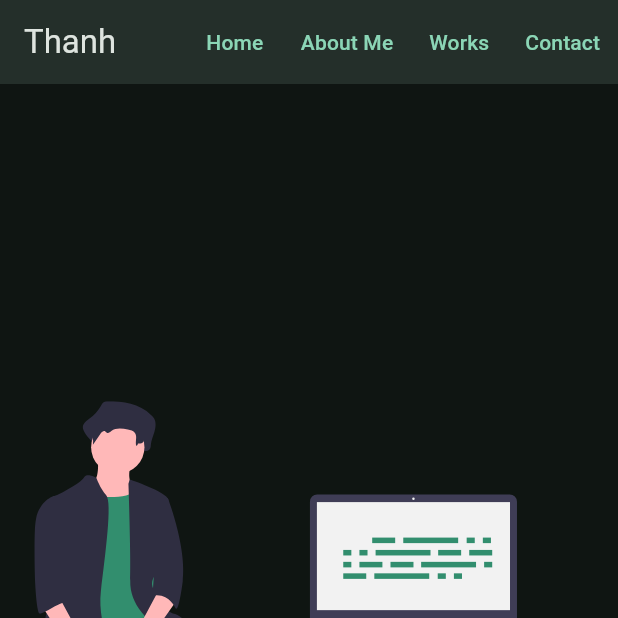
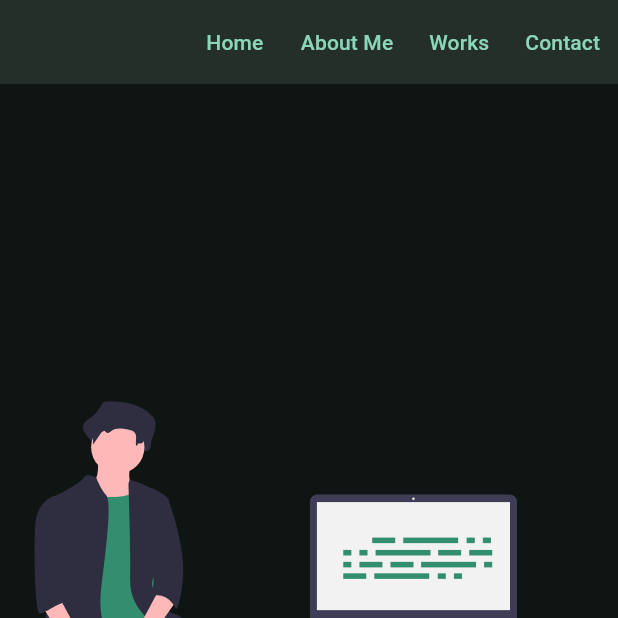
Before and after one commit to ThanhPhungTien/thanh_portfolio, a Flutter app: the screen it shows after launch, scrolled down 576 dp, after a tap on the "arrow downward" icon, on a phone screen of 412 x 824 dp, the top half of it. Run offline on Flutter 3.47's test engine with Material 3 defaults, Android fonts, the phone set to English and light mode, and no system bars; our stand-ins replace flutter_svg.

Commit message:
update ui

```diff
--- a/lib/presentation/home_page.dart
+++ b/lib/presentation/home_page.dart
@@ -69,7 +69,6 @@ class _HomePageState extends State<HomePage>
     return Scaffold(
       appBar: AppBar(
         centerTitle: false,
-        title: const Text('Thanh'),
         actions: [
           TextButton(onPressed: () => openPage(0), child: Text('Home')),
           TextButton(onPressed: () => openPage(1), child: Text('About Me')),
@@ -111,18 +110,21 @@ class _HomePageState extends State<HomePage>
               return SizedBox(
                 width: _widthAnimation.value,
                 height: _widthAnimation.value,
-                child: value == 3 ? null : child,
+                child: child,
               );
             },
             child: FloatingActionButton(
               onPressed: () {
                 animationController.forward(from: 0);
-                controller.nextPage(
-                  duration: Duration(milliseconds: 500),
-                  curve: Curves.easeIn,
-                );
+                if (value == 3) {
+                  openPage(0);
+                } else {
+                  openPage(value + 1);
+                }
               },
-              child: Icon(Icons.arrow_downward),
+              child: Icon(
+                value == 3 ? Icons.home_outlined : Icons.arrow_downward,
+              ),
             ),
           );
         },
```
